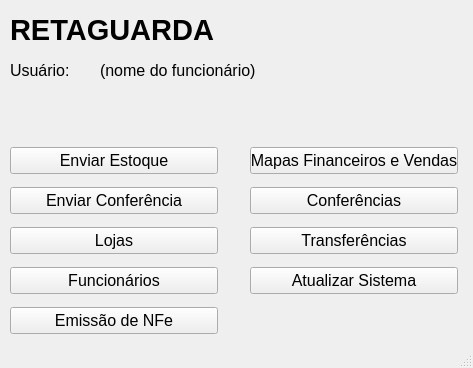
First picture: the form in menu.ui, repository arthuraml/raider-tech, before the edit.
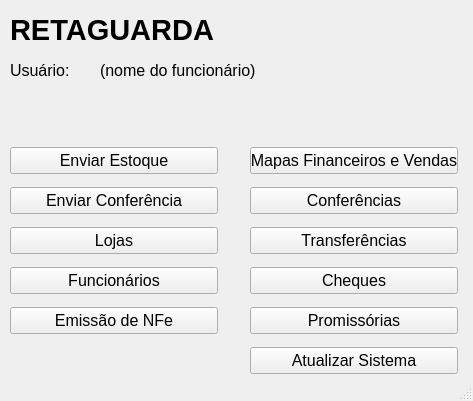
Second picture: the form after the edit. Icons and pictures are not drawn.

The edit to the form file:
```diff
--- a/menu.ui
+++ b/menu.ui
@@ -7,7 +7,7 @@
     <x>0</x>
     <y>0</y>
     <width>473</width>
-    <height>368</height>
+    <height>401</height>
    </rect>
   </property>
   <property name="windowTitle">
@@ -170,7 +170,7 @@
       <x>250</x>
       <y>140</y>
       <width>208</width>
-      <height>161</height>
+      <height>241</height>
      </rect>
     </property>
     <layout class="QVBoxLayout" name="verticalLayout_3">
@@ -210,6 +210,30 @@
        </property>
       </widget>
      </item>
+     <item>
+      <widget class="QPushButton" name="pushButton_6">
+       <property name="font">
+        <font>
+         <pointsize>12</pointsize>
+        </font>
+       </property>
+       <property name="text">
+        <string>Cheques</string>
+       </property>
+      </widget>
+     </item>
+     <item>
+      <widget class="QPushButton" name="pushButton_12">
+       <property name="font">
+        <font>
+         <pointsize>12</pointsize>
+        </font>
+       </property>
+       <property name="text">
+        <string>Promissórias</string>
+       </property>
+      </widget>
+     </item>
      <item>
       <widget class="QPushButton" name="pushButton_19">
        <property name="font">
```
